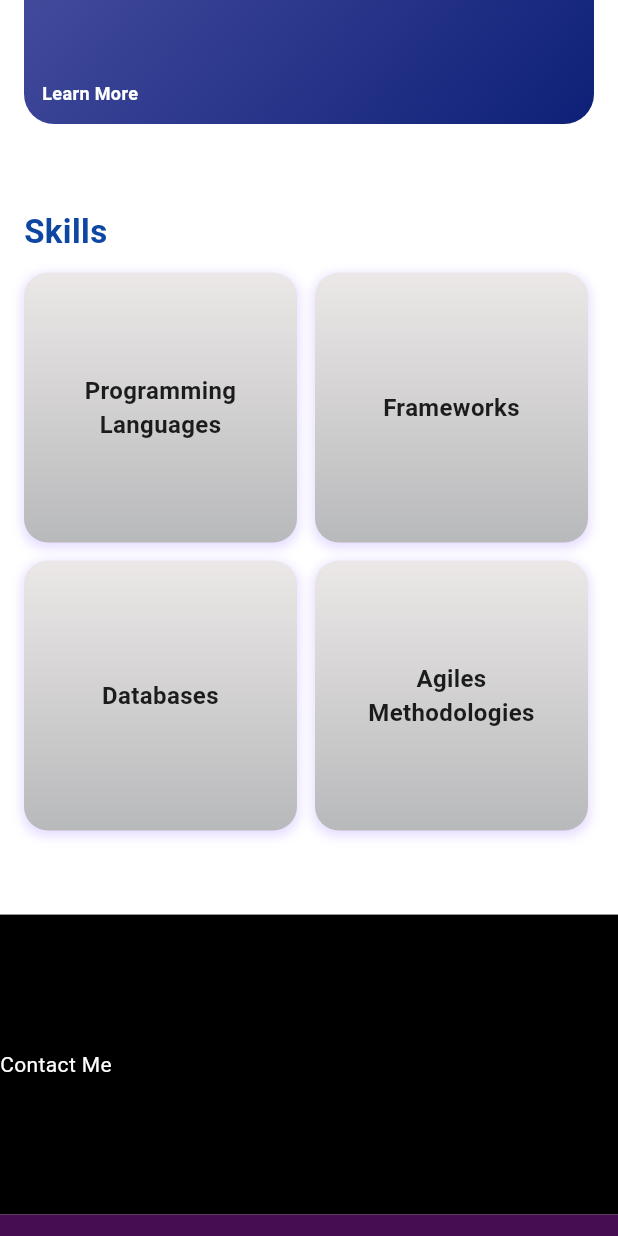
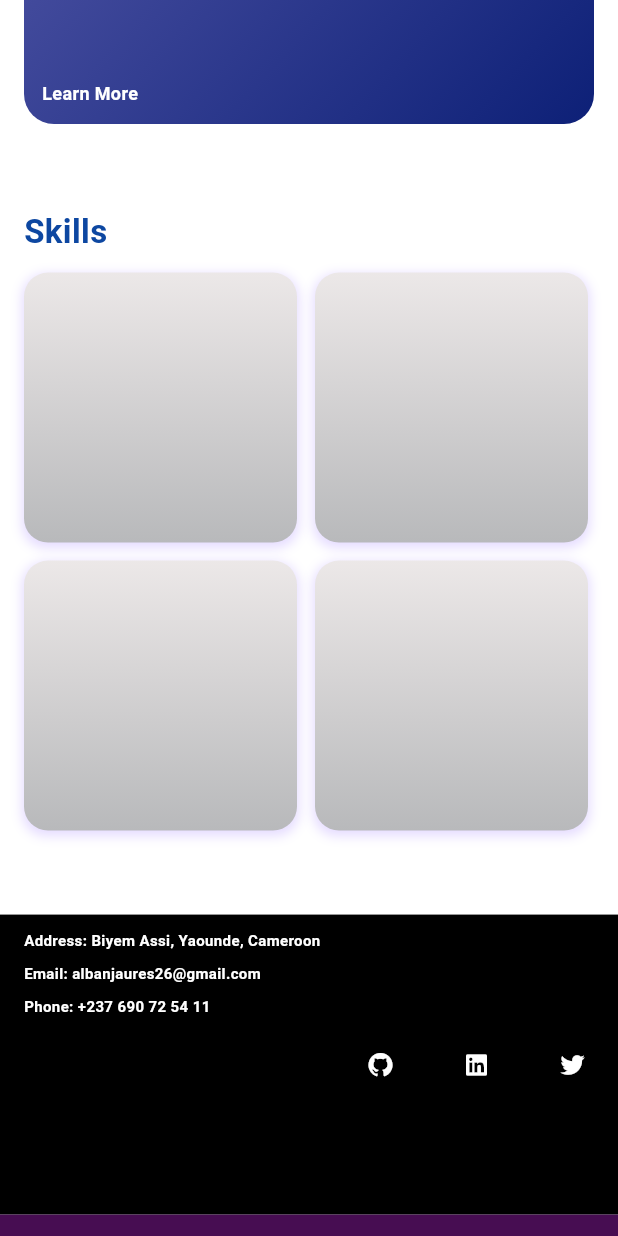
Before and after one commit to DTAJ095/portfolio-project, a Flutter app: the screen it shows after launch, scrolled down 2880 dp, on a phone screen of 412 x 824 dp. Run offline on Flutter 3.47's test engine with Material 3 defaults, Android fonts, the phone set to English and light mode, and no system bars; our stand-ins replace font_awesome_flutter, google_fonts; Roboto replaces fonts that are missing (Aleo).

Commit message:
update contact section

```diff
--- a/portfolio/lib/pages/home_page.dart
+++ b/portfolio/lib/pages/home_page.dart
@@ -1,9 +1,11 @@
 import 'package:flutter/material.dart';
+import 'package:font_awesome_flutter/font_awesome_flutter.dart';
 import 'package:google_fonts/google_fonts.dart';
 import 'package:portfolio/data/projects.dart';
 import 'package:portfolio/data/skills.dart';
 import 'package:portfolio/widgets/my_nav_button.dart';
 import 'package:portfolio/widgets/on_hover_container.dart';
+import 'package:url_launcher/url_launcher.dart';
 
 class PortfolioHomePage extends StatefulWidget {
   const PortfolioHomePage({super.key});
@@ -20,6 +22,12 @@ class _PortfolioHomePageState extends State<PortfolioHomePage> {
   final GlobalKey _projectsKey = GlobalKey();
   final GlobalKey _contactKey = GlobalKey();
   final GlobalKey _skillsKey = GlobalKey();
+  final String location = 'Biyem Assi, Yaounde, Cameroon';
+  final String email = 'albanjaures26@gmail.com';
+  final String phone = '+237 690 72 54 11';
+  final String githubUrl = '';
+  final String linkedinUrl = '';
+  final String twitterUrl = '';
   bool _isPressed = false;
   bool _isHovered = false;
   int _isActiveIndex = -1; // -1 = none active
@@ -454,12 +462,6 @@ class _PortfolioHomePageState extends State<PortfolioHomePage> {
                                   final bool isActive = _isActiveIndex == i;
                                   final bool anyHovered = _isActiveIndex != -1;
                                   // Titles for the skill containers
-                                  final titles = [
-                                    'Programming Languages',
-                                    'Frameworks',
-                                    'Databases',
-                                    'Agiles Methodologies',
-                                  ];
                                   return MouseRegion(
                                     onEnter: (_) => onSkillEntered(i),
                                     onExit: (_) => onSkillEntered(-1),
@@ -543,22 +545,6 @@ class _PortfolioHomePageState extends State<PortfolioHomePage> {
                                               ],
                                       ),
                                       height: 180,
-                                      // Add the title into the container
-                                      child: Center(
-                                        child: Text(
-                                          titles[i],
-                                          textAlign: TextAlign.center,
-                                          style: GoogleFonts.readexPro(
-                                            textStyle: TextStyle(
-                                              fontSize: 16,
-                                              fontWeight: FontWeight.bold,
-                                              color: isActive
-                                                  ? Colors.deepPurple
-                                                  : Colors.black87,
-                                            ),
-                                          ),
-                                        ),
-                                      ),
                                     ),
                                   );
                                 }),
@@ -795,10 +781,82 @@ class _PortfolioHomePageState extends State<PortfolioHomePage> {
                     height: 200,
                     color: Colors.black,
                     child: Row(
+                      mainAxisAlignment: MainAxisAlignment.spaceBetween,
                       children: [
-                        Text(
-                          'Contact Me',
-                          style: TextStyle(color: Colors.white),
+                        Padding(
+                          padding: EdgeInsets.symmetric(
+                            horizontal: isMobile ? 16.0 : 40.0,
+                          ),
+                          child: Column(
+                            crossAxisAlignment: CrossAxisAlignment.start,
+                            children: [
+                              SizedBox(height: isMobile ? 10 : 20),
+                              Text(
+                                'Address: $location',
+                                style: GoogleFonts.readexPro(
+                                  textStyle: TextStyle(
+                                    fontSize: isMobile ? 10 : 18,
+                                    fontWeight: FontWeight.bold,
+                                    color: Colors.white,
+                                  ),
+                                ),
+                              ),
+                              SizedBox(height: isMobile ? 8 : 16),
+                              Text(
+                                'Email: $email',
+                                style: GoogleFonts.readexPro(
+                                  textStyle: TextStyle(
+                                    fontSize: isMobile ? 10 : 18,
+                                    fontWeight: FontWeight.bold,
+                                    color: Colors.white,
+                                  ),
+                                ),
+                              ),
+                              SizedBox(height: isMobile ? 8 : 16),
+                              Text(
+                                'Phone: $phone',
+                                style: GoogleFonts.readexPro(
+                                  textStyle: TextStyle(
+                                    fontSize: isMobile ? 10 : 18,
+                                    fontWeight: FontWeight.bold,
+                                    color: Colors.white,
+                                  ),
+                                ),
+                              ),
+                            ],
+                          ),
+                        ),
+                        Row(
+                          mainAxisAlignment: MainAxisAlignment.end,
+                          children: [
+                            IconButton(
+                              onPressed: () => _launchURL(githubUrl),
+                              icon: Icon(
+                                FontAwesomeIcons.github,
+                                color: Colors.white,
+                                size: isMobile ? 16 : 24,
+                              ),
+                            ),
+                            SizedBox(width: isMobile ? 16 : 32),
+                            IconButton(
+                              onPressed: () => _launchURL(linkedinUrl),
+                              icon: Icon(
+                                FontAwesomeIcons.linkedin,
+                                color: Colors.white,
+                                size: isMobile ? 16 : 24,
+                              ),
+                            ),
+                            SizedBox(width: isMobile ? 16 : 32),
+                            IconButton(
+                              onPressed: () => _launchURL(twitterUrl),
+                              icon: Icon(
+                                FontAwesomeIcons.twitter,
+                                color: Colors.white,
+                                size: isMobile ? 16 : 24,
+                              ),
+                            ),
+                            SizedBox(width: isMobile ? 16 : 32),
+                          ],
                         ),
                       ],
                     ),
@@ -821,4 +879,8 @@ class _PortfolioHomePageState extends State<PortfolioHomePage> {
       },
     );
   }
+
+  void _launchURL(String url) {
+    launchUrl(Uri.parse(url));
+  }
 }
--- a/portfolio/pubspec.yaml
+++ b/portfolio/pubspec.yaml
@@ -38,6 +38,7 @@ dependencies:
   google_fonts: ^6.3.1
   font_awesome_flutter: ^10.10.0
   sprung: ^3.0.1
+  google_maps_flutter: ^2.14.0
 
 dev_dependencies:
   flutter_test:
```
Also changed, not shown: portfolio/pubspec.lock.
